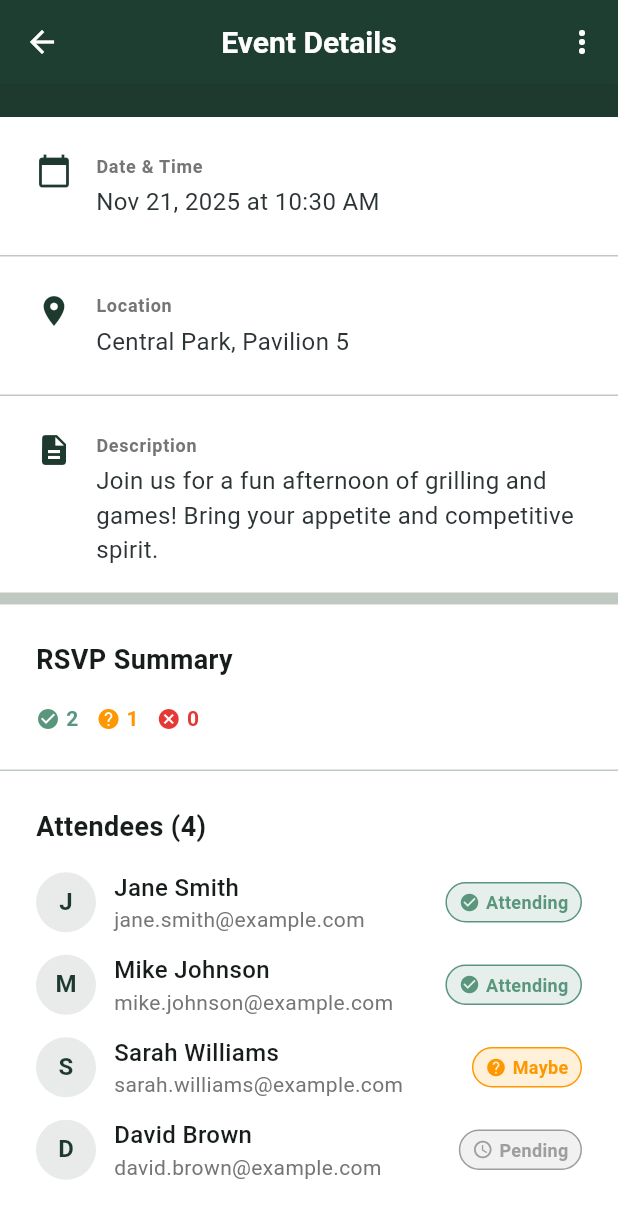
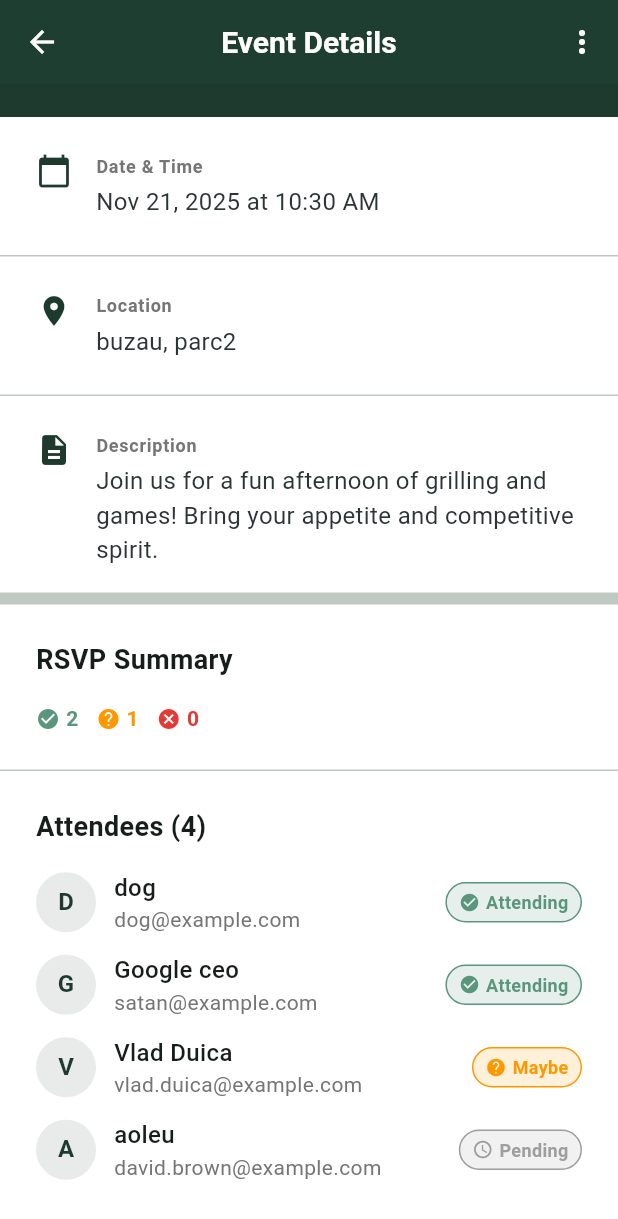
Before and after one commit to TudorPuscasul/EventMate, a Flutter app: the EventDetailScreen screen opened directly with sample values from the repository, scrolled down 97 dp, on a phone screen of 412 x 824 dp. Shown: the top 1219 px of the screen. Run offline on Flutter 3.47's test engine with Material 3 defaults, Android fonts, the phone set to English and light mode, and no system bars.

Commit message:
Update password hint and mock data for users and events

```diff
--- a/lib/screens/auth/login_screen.dart
+++ b/lib/screens/auth/login_screen.dart
@@ -197,7 +197,7 @@ class _LoginScreenState extends State<LoginScreen> {
                         ),
                       ),
                       Text(
-                        'Password: Any password (6+ chars)',
+                        'Password: Any password (2.5+ chars)',
                         style: TextStyle(
                           fontSize: 14,
                           color: Colors.grey[700],
--- a/lib/utils/mock_data.dart
+++ b/lib/utils/mock_data.dart
@@ -14,23 +14,23 @@ class MockData {
     currentUser,
     UserModel(
       id: 'user2',
-      name: 'Jane Smith',
-      email: 'jane.smith@example.com',
+      name: 'dog',
+      email: 'dog@example.com',
     ),
     UserModel(
       id: 'user3',
-      name: 'Mike Johnson',
-      email: 'mike.johnson@example.com',
+      name: 'Google ceo',
+      email: 'satan@example.com',
     ),
     UserModel(
       id: 'user4',
-      name: 'Sarah Williams',
-      email: 'sarah.williams@example.com',
+      name: 'Mutu',
+      email: 'Mutu@example.com',
     ),
     UserModel(
       id: 'user5',
-      name: 'David Brown',
-      email: 'david.brown@example.com',
+      name: 'Duica Vlad',
+      email: 'duica.vlad@example.com',
     ),
   ];
 
@@ -41,7 +41,7 @@ class MockData {
       title: 'Team Building BBQ',
       description: 'Join us for a fun afternoon of grilling and games! Bring your appetite and competitive spirit.',
       dateTime: DateTime.now().add(const Duration(days: 3)),
-      location: 'Central Park, Pavilion 5',
+      location: 'buzau, parc2',
       creatorId: 'user1',
       creatorName: 'test',
       invitedUserIds: ['user2', 'user3', 'user4', 'user5'],
@@ -52,9 +52,9 @@ class MockData {
       title: 'Birthday Party',
       description: 'Celebrating Mike\'s 30th birthday! Dinner, drinks, and dancing. Casual dress code.',
       dateTime: DateTime.now().add(const Duration(days: 7)),
-      location: 'The Rose Garden Restaurant',
+      location: 'The Rose Garden',
       creatorId: 'user3',
-      creatorName: 'Mike Johnson',
+      creatorName: 'Google ceo',
       invitedUserIds: ['user1', 'user2', 'user4'],
       createdAt: DateTime.now().subtract(const Duration(days: 2)),
     ),
@@ -63,7 +63,7 @@ class MockData {
       title: 'Project Kickoff Meeting',
       description: 'Initial meeting to discuss project goals, timeline, and team responsibilities.',
       dateTime: DateTime.now().add(const Duration(hours: 5)),
-      location: 'Conference Room A, 3rd Floor',
+      location: 'Concert hall',
       creatorId: 'user1',
       creatorName: 'test',
       invitedUserIds: ['user2', 'user3', 'user5'],
@@ -74,9 +74,9 @@ class MockData {
       title: 'Weekend Hiking Trip',
       description: 'Explore the beautiful mountain trails! We\'ll start early morning and return by evening. Bring water and snacks.',
       dateTime: DateTime.now().add(const Duration(days: 10)),
-      location: 'Mountain View Trailhead',
+      location: 'Mountain',
       creatorId: 'user2',
-      creatorName: 'Jane Smith',
+      creatorName: 'god',
       invitedUserIds: ['user1', 'user4', 'user5'],
       createdAt: DateTime.now().subtract(const Duration(days: 4)),
     ),
@@ -85,9 +85,9 @@ class MockData {
       title: 'Movie Night',
       description: 'Watching the latest blockbuster! Popcorn and drinks provided.',
       dateTime: DateTime.now().add(const Duration(days: 1)),
-      location: 'AMC Theater, Downtown',
+      location: 'bucuresti, Downtown',
       creatorId: 'user4',
-      creatorName: 'Sarah Williams',
+      creatorName: 'Mutu',
       invitedUserIds: ['user1', 'user2', 'user3'],
       createdAt: DateTime.now().subtract(const Duration(hours: 12)),
     ),
@@ -98,7 +98,7 @@ class MockData {
       dateTime: DateTime.now().subtract(const Duration(days: 2)),
       location: 'City Library, Study Room 3',
       creatorId: 'user5',
-      creatorName: 'David Brown',
+      creatorName: 'Duica Vlad',
       invitedUserIds: ['user1', 'user2'],
       createdAt: DateTime.now().subtract(const Duration(days: 8)),
     ),
@@ -111,8 +111,8 @@ class MockData {
       id: 'rsvp1',
       eventId: 'event1',
       userId: 'user2',
-      userName: 'Jane Smith',
-      userEmail: 'jane.smith@example.com',
+      userName: 'dog',
+      userEmail: 'dog@example.com',
       status: RsvpStatus.attending,
       updatedAt: DateTime.now().subtract(const Duration(days: 4)),
     ),
@@ -120,8 +120,8 @@ class MockData {
       id: 'rsvp2',
       eventId: 'event1',
       userId: 'user3',
-      userName: 'Mike Johnson',
-      userEmail: 'mike.johnson@example.com',
+      userName: 'Google ceo',
+      userEmail: 'satan@example.com',
       status: RsvpStatus.attending,
       updatedAt: DateTime.now().subtract(const Duration(days: 3)),
     ),
@@ -129,8 +129,8 @@ class MockData {
       id: 'rsvp3',
       eventId: 'event1',
       userId: 'user4',
-      userName: 'Sarah Williams',
-      userEmail: 'sarah.williams@example.com',
+      userName: 'Vlad Duica',
+      userEmail: 'vlad.duica@example.com',
       status: RsvpStatus.maybe,
       updatedAt: DateTime.now().subtract(const Duration(days: 2)),
     ),
@@ -138,7 +138,7 @@ class MockData {
       id: 'rsvp4',
       eventId: 'event1',
       userId: 'user5',
-      userName: 'David Brown',
+      userName: 'aoleu',
       userEmail: 'david.brown@example.com',
       status: RsvpStatus.pending,
       updatedAt: DateTime.now().subtract(const Duration(days: 5)),
```
Also changed, not shown: pubspec.lock.
